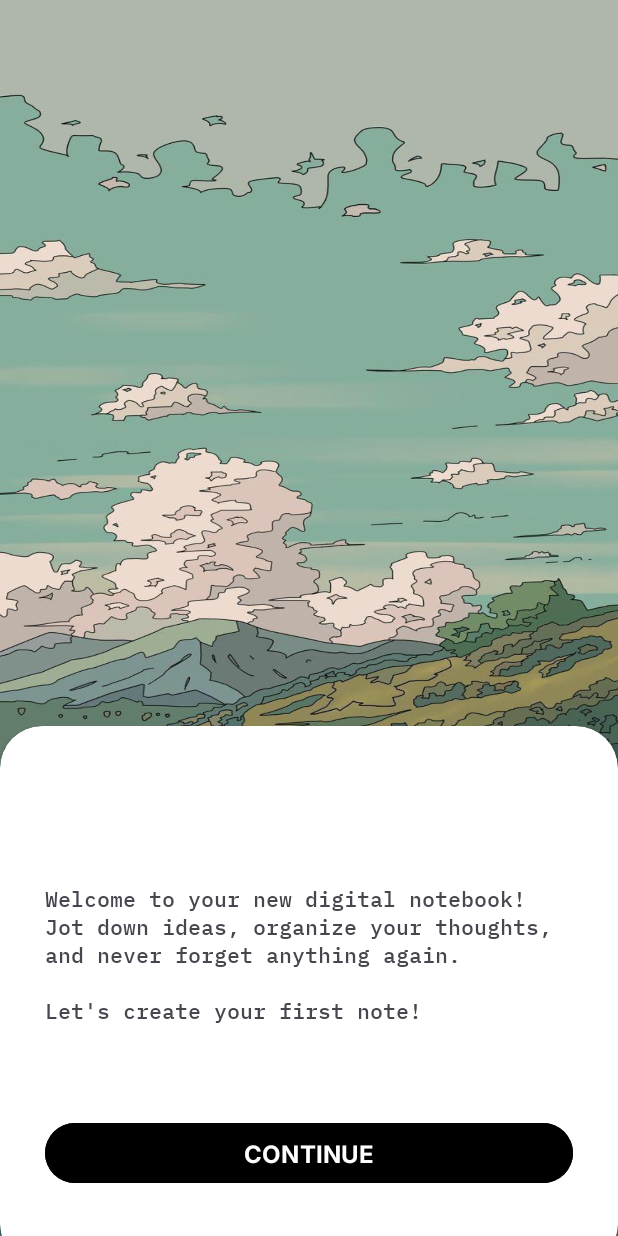
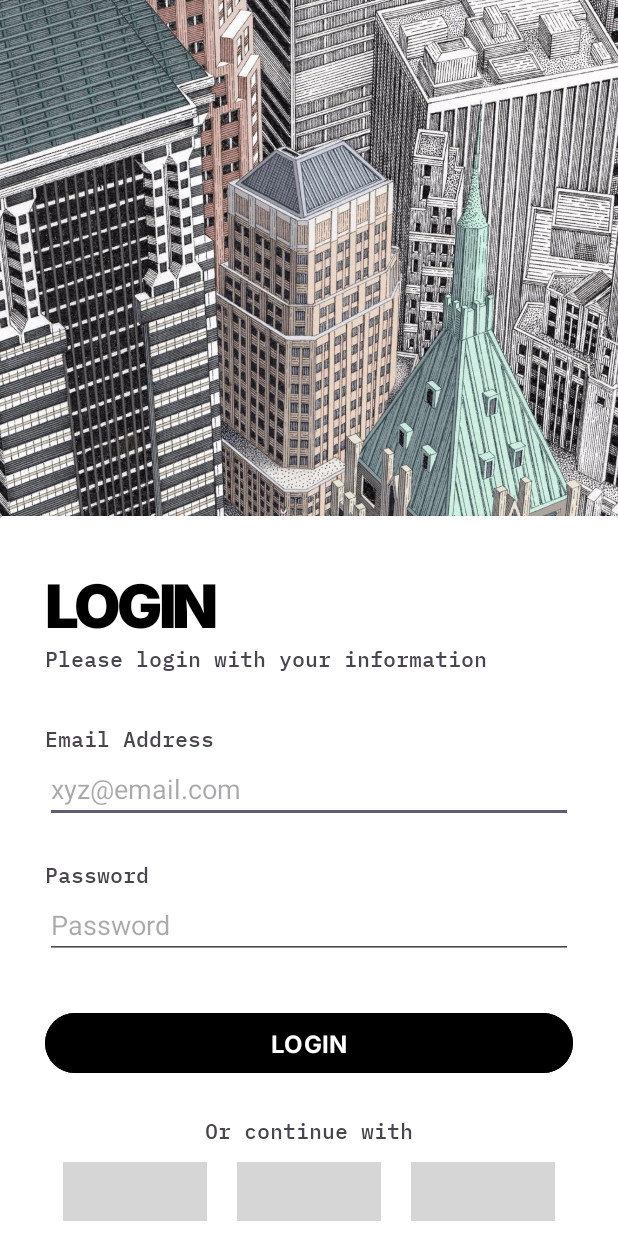
Before and after one commit to mxyznk/notefort, an Android app: the screen it shows after launch (MainActivity before the commit, Login after it), after a tap on "CONTINUE", on a phone screen of 412 x 824 dp. Run offline under Robolectric (Android 15) with nearby library versions, the phone set to English and light mode, and no system bars; grey boxes are pictures that could not be loaded.

Commit message:
Added Google, FaceBook, GitHub Button. Intent to go from Welcome screen to Login Screen

```diff
--- a/app/src/main/java/com/example/mad_project/Login.java
+++ b/app/src/main/java/com/example/mad_project/Login.java
@@ -1,14 +1,52 @@
 package com.example.mad_project;
 
+import androidx.annotation.NonNull;
 import androidx.appcompat.app.AppCompatActivity;
 
 import android.os.Bundle;
+import android.content.Intent;
+import android.os.Bundle;
+import android.text.TextUtils;
+import android.util.Log;
+import android.view.View;
+import android.widget.Button;
+import android.widget.EditText;
+import android.widget.ImageButton;
+import android.widget.ImageView;
+import android.widget.Toast;
 
 public class Login extends AppCompatActivity {
+    EditText user_email, user_pw;
+    Button btn_login;
 
+    ImageView btn_google, btn_facebook, btn_github;
     @Override
     protected void onCreate(Bundle savedInstanceState) {
         super.onCreate(savedInstanceState);
         setContentView(R.layout.activity_login);
+        user_email=findViewById(R.id.user_email);
+        user_pw=findViewById(R.id.user_pw);
+        btn_login=findViewById(R.id.btn_login);
+        btn_google=findViewById(R.id.btn_google);
+
+        btn_login.setOnClickListener(new View.OnClickListener() {
+            @Override
+            public void onClick(View view) {
+                String email, password;
+                email=String.valueOf(user_email.getText());
+                password=String.valueOf(user_pw.getText());
+                if(TextUtils.isEmpty(email)){
+                    Toast.makeText(Login.this, "Email cant be empty", Toast.LENGTH_SHORT).show();
+                    return;
+                }if(TextUtils.isEmpty(password)){
+                    Toast.makeText(Login.this, "Password cant be blank", Toast.LENGTH_SHORT).show();
+                    return;
+                }
+
+            }
+        });
+
+
+
     }
 }
--- a/app/src/main/java/com/example/mad_project/MainActivity.java
+++ b/app/src/main/java/com/example/mad_project/MainActivity.java
@@ -2,25 +2,27 @@ package com.example.mad_project;
 
 import androidx.appcompat.app.AppCompatActivity;
 
+import android.content.Intent;
 import android.os.Bundle;
 import android.view.View;
 import android.widget.Button;
 import android.widget.TextView;
 
 public class MainActivity extends AppCompatActivity {
-    TextView h1;
+
     Button btn;
     @Override
     protected void onCreate(Bundle savedInstanceState) {
         super.onCreate(savedInstanceState);
         setContentView(R.layout.activity_main);
         btn=findViewById(R.id.continuebtn);
-        h1=findViewById(R.id.h1);
-        h1.setLetterSpacing(-4);
+
         btn.setOnClickListener(new View.OnClickListener() {
             @Override
             public void onClick(View view) {
-
+                Intent intent = new Intent(getApplicationContext(), Login.class);
+                startActivity(intent);
+                finish();
             }
         });
     }
--- a/app/src/main/res/layout/activity_login.xml
+++ b/app/src/main/res/layout/activity_login.xml
@@ -1,6 +1,6 @@
 <?xml version="1.0" encoding="utf-8"?>
 <RelativeLayout xmlns:android="http://schemas.android.com/apk/res/android"
-    xmlns:app="http://schemas.android.com/apk/res-auto"
+    xmlns:app="http://sschemas.android.com/apk/res-auto"
     xmlns:tools="http://schemas.android.com/tools"
     android:layout_width="match_parent"
     android:layout_height="match_parent"
@@ -48,7 +48,9 @@
 
             <EditText
                 android:layout_width="match_parent"
-                android:layout_height="match_parent" />
+                android:layout_height="match_parent"
+                android:hint="xyz@email.com"
+                android:id="@+id/user_email"/>
 
             <TextView
                 android:layout_width="wrap_content"
@@ -59,10 +61,13 @@
 
             <EditText
                 android:layout_width="match_parent"
-                android:layout_height="match_parent" />
+                android:layout_height="match_parent"
+                android:hint="Password"
+                android:id="@+id/user_pw"
+                />
 
             <Button
-                android:id="@+id/continuebtn"
+                android:id="@+id/btn_login"
                 android:layout_width="match_parent"
                 android:layout_height="wrap_content"
                 android:layout_marginTop="32dp"
@@ -71,7 +76,8 @@
                 android:text="LOGIN"
                 android:textSize="16dp"
                 android:textColor="@color/white"
-                android:textStyle="bold" />
+                android:textStyle="bold"
+                />
 
             <TextView
                 android:layout_width="wrap_content"
@@ -80,7 +86,37 @@
                 android:layout_marginTop="24dp"
                 android:fontFamily="@font/ibm_plex_mono_medium"
                 android:text="Or continue with" />
+
+
+            <LinearLayout
+                android:layout_width="wrap_content"
+                android:layout_height="wrap_content"
+                android:orientation="horizontal"
+                android:layout_gravity="center_horizontal"
+                android:layout_marginTop="10dp"
+                >
+
+                <ImageView
+                    android:layout_width="wrap_content"
+                    android:layout_height="wrap_content"
+                    android:id="@+id/btn_google"
+                    android:src="@drawable/google_icon"
+                    android:layout_marginHorizontal="10dp"/>
+                <ImageView
+                    android:layout_width="wrap_content"
+                    android:layout_height="wrap_content"
+                    android:id="@+id/btn_facebook"
+                    android:src="@drawable/facebook_icon"
+                    android:layout_marginHorizontal="10dp"/>
+                <ImageView
+                    android:layout_width="wrap_content"
+                    android:layout_height="wrap_content"
+                    android:id="@+id/btn_github"
+                    android:src="@drawable/github_icon"
+                    android:layout_marginHorizontal="10dp"/>
+            </LinearLayout>
         </LinearLayout>
+
     </androidx.cardview.widget.CardView>
 
 </RelativeLayout>
--- a/app/src/main/res/layout/activity_main.xml
+++ b/app/src/main/res/layout/activity_main.xml
@@ -51,6 +51,7 @@
                 android:text="CONTINUE"
                 android:textSize="16dp"
                 android:textStyle="bold" />
+
         </LinearLayout>
     </androidx.cardview.widget.CardView>
 </RelativeLayout>
```
